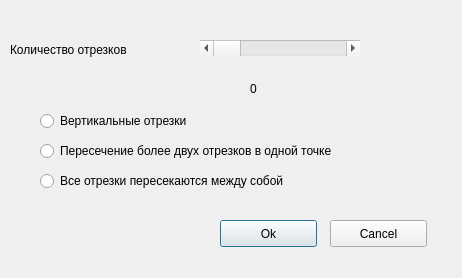
Qt form generator.ui (sergij/vgeom) before a commit.
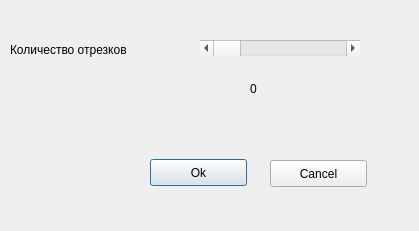
The same form after that commit.

```diff
--- a/generator.ui
+++ b/generator.ui
@@ -6,8 +6,8 @@
    <rect>
     <x>0</x>
     <y>0</y>
-    <width>462</width>
-    <height>278</height>
+    <width>419</width>
+    <height>231</height>
    </rect>
   </property>
   <property name="windowTitle">
@@ -55,8 +55,8 @@
   <widget class="QPushButton" name="ok">
    <property name="geometry">
     <rect>
-     <x>220</x>
-     <y>220</y>
+     <x>150</x>
+     <y>159</y>
      <width>97</width>
      <height>27</height>
     </rect>
@@ -68,8 +68,8 @@
   <widget class="QPushButton" name="cancel">
    <property name="geometry">
     <rect>
-     <x>330</x>
-     <y>220</y>
+     <x>270</x>
+     <y>160</y>
      <width>97</width>
      <height>27</height>
     </rect>
@@ -78,45 +78,6 @@
     <string>Cancel</string>
    </property>
   </widget>
-  <widget class="QRadioButton" name="vert">
-   <property name="geometry">
-    <rect>
-     <x>40</x>
-     <y>110</y>
-     <width>211</width>
-     <height>22</height>
-    </rect>
-   </property>
-   <property name="text">
-    <string>Вертикальные отрезки</string>
-   </property>
-  </widget>
-  <widget class="QRadioButton" name="multi">
-   <property name="geometry">
-    <rect>
-     <x>40</x>
-     <y>140</y>
-     <width>381</width>
-     <height>22</height>
-    </rect>
-   </property>
-   <property name="text">
-    <string>Пересечение более двух отрезков в одной точке</string>
-   </property>
-  </widget>
-  <widget class="QRadioButton" name="full">
-   <property name="geometry">
-    <rect>
-     <x>40</x>
-     <y>170</y>
-     <width>311</width>
-     <height>22</height>
-    </rect>
-   </property>
-   <property name="text">
-    <string>Все отрезки пересекаются между собой</string>
-   </property>
-  </widget>
  </widget>
  <resources/>
  <connections/>
```
Left out of the diff: 2 changed lines with no effect on the pictures.
